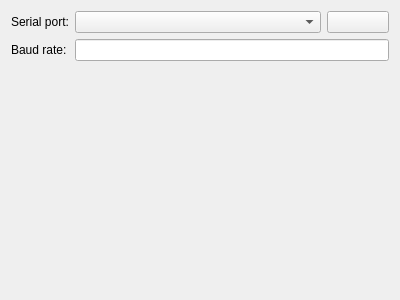
Above: biogui/resources/serial_data_source_config_widget.ui from pulp-bio/biogui before the change. Below: the same form after it.
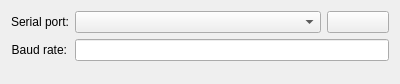
That is the form after the change. Icons and pictures are not drawn.

What changed in the file:
```diff
--- a/biogui/resources/serial_data_source_config_widget.ui
+++ b/biogui/resources/serial_data_source_config_widget.ui
@@ -7,7 +7,7 @@
     <x>0</x>
     <y>0</y>
     <width>400</width>
-    <height>300</height>
+    <height>84</height>
    </rect>
   </property>
   <property name="windowTitle">
@@ -19,6 +19,9 @@
      <property name="text">
       <string>Serial port:</string>
      </property>
+     <property name="alignment">
+      <set>Qt::AlignRight|Qt::AlignTrailing|Qt::AlignVCenter</set>
+     </property>
     </widget>
    </item>
    <item row="0" column="1">
@@ -50,6 +53,9 @@
      <property name="text">
       <string>Baud rate:</string>
      </property>
+     <property name="alignment">
+      <set>Qt::AlignRight|Qt::AlignTrailing|Qt::AlignVCenter</set>
+     </property>
     </widget>
    </item>
    <item row="1" column="1">
```
